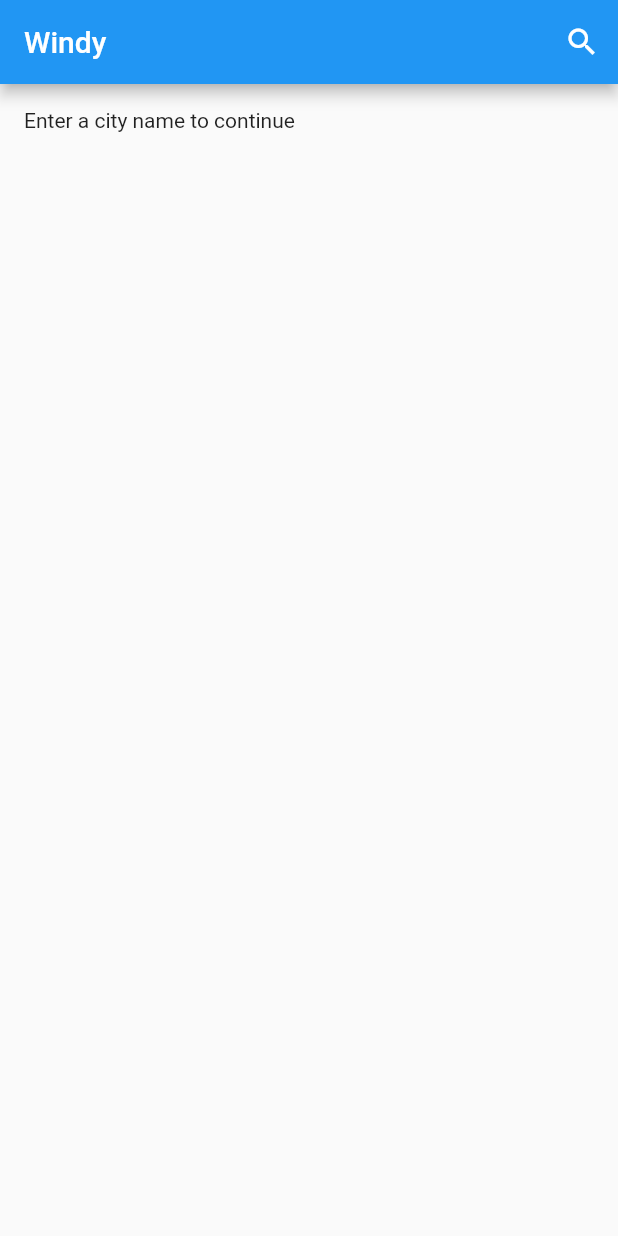
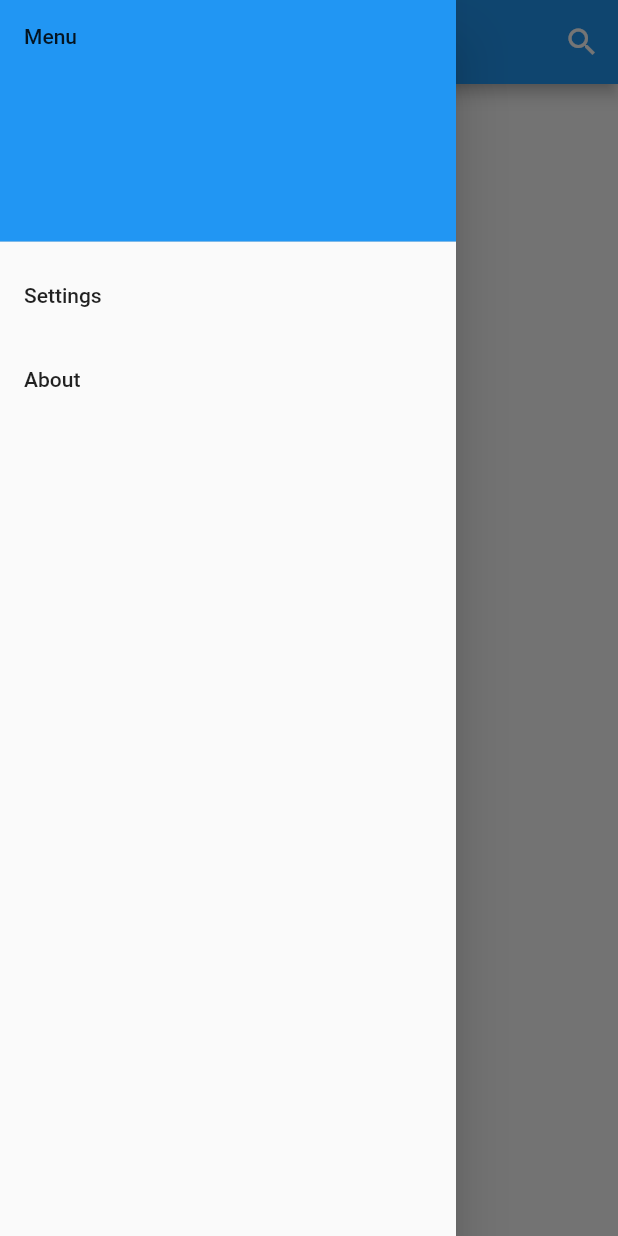
Before and after one commit to techyminati/windy, a Flutter app: the screen it shows after launch, with the side drawer open (before the commit the screen has no drawer), on a phone screen of 412 x 824 dp. Run offline on Flutter 3.47's test engine with Material 2 defaults, Android fonts, the phone set to English and light mode, and no system bars; our stand-ins replace google_fonts, shared_preferences; missing offline and left inert: home_widget; Roboto replaces fonts that are missing (Questrial).

Commit message:
windy: Implement minimal about-app subsection
Change-Id: I72c067d5d128c976bed7fd4451996b520e3e125b
Signed-off-by: techyminati <sinha.aryan03@gmail.com>

```diff
--- a/lib/main.dart
+++ b/lib/main.dart
@@ -5,6 +5,7 @@ import 'package:intl/intl.dart';
 import 'package:google_fonts/google_fonts.dart';
 import 'package:shared_preferences/shared_preferences.dart';
 import 'package:home_widget/home_widget.dart';
+import 'package:windy/about.dart';
 
 
 void main() => runApp(MyApp());
@@ -227,6 +228,35 @@ void initState() {
       ),
     ],
   ),
+    drawer: Drawer(
+    child: ListView(
+      padding: EdgeInsets.zero,
+      children: <Widget>[
+        DrawerHeader(
+          child: Text('Menu'),
+          decoration: BoxDecoration(
+            color: Colors.blue,
+          ),
+        ),
+ListTile(
+          title: Text('Settings'),
+          onTap: () {
+            // Open the settings page
+            // ...
+          },
+        ),
+        ListTile(
+          title: Text('About'),
+          onTap: () {
+    Navigator.push(
+      context,
+      MaterialPageRoute(builder: (context) => AboutPage()),
+    );
+          },
+        ),
+      ],
+    ),
+  ),
 body: RefreshIndicator(
   onRefresh: _handleRefresh,
   child: SingleChildScrollView(
--- a/pubspec.yaml
+++ b/pubspec.yaml
@@ -71,8 +71,8 @@ flutter:
   uses-material-design: true
 
   # To add assets to your application, add an assets section, like this:
-  # assets:
-  #   - images/a_dot_burr.jpeg
+  assets:
+    - android/app/src/main/res/mipmap-hdpi/ic_launcher.png
   #   - images/a_dot_ham.jpeg
 
   # An image asset can refer to one or more resolution-specific "variants", see
```
Also changed, not shown: lib/about.dart (added, +49 -0 lines).
